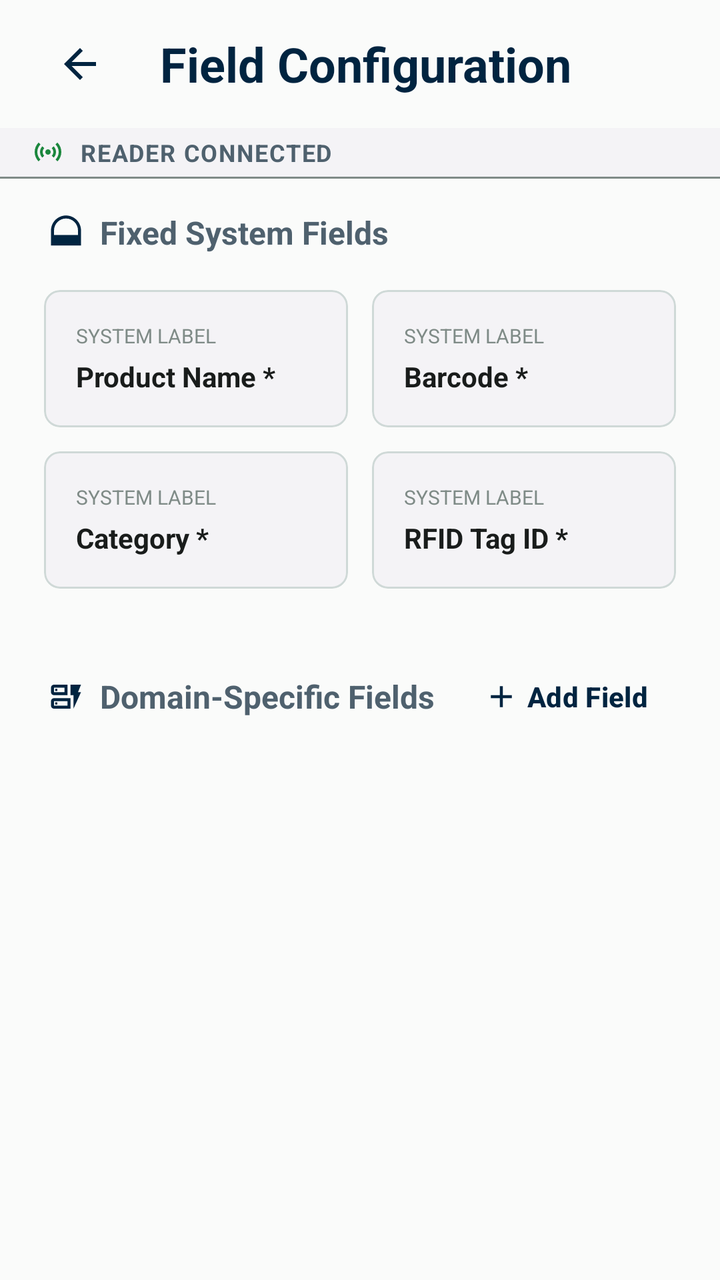
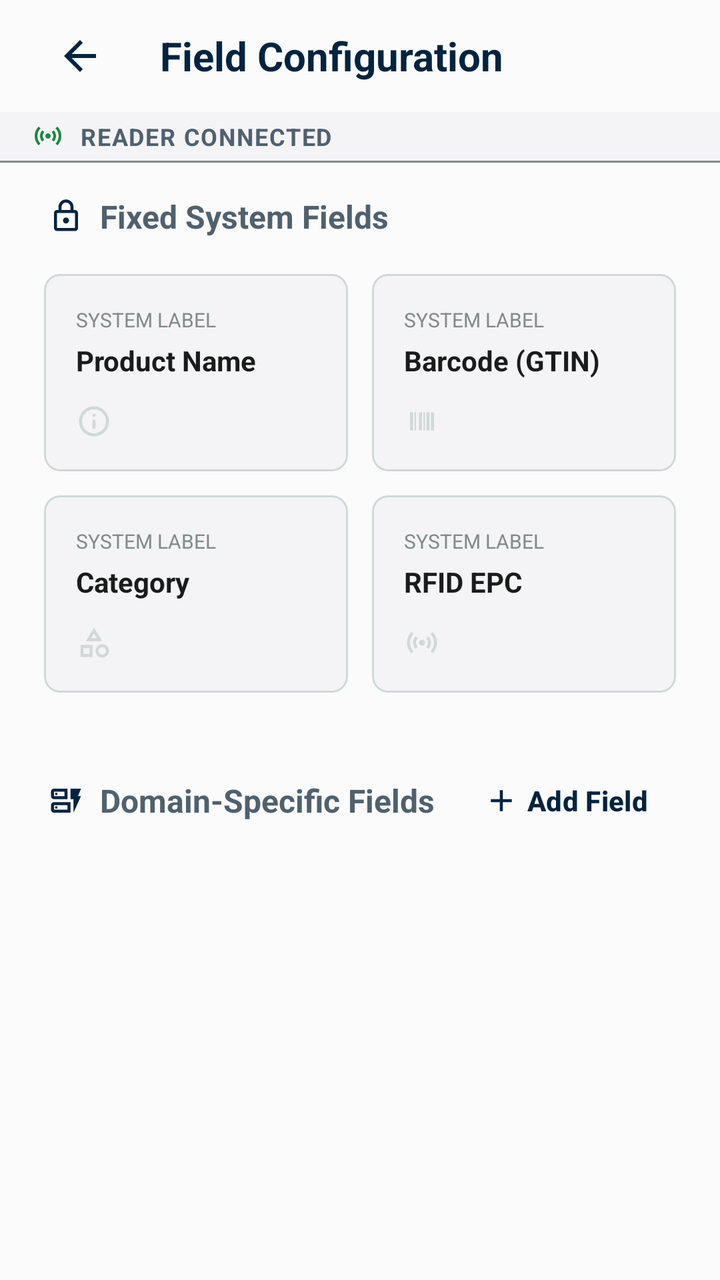

Compare the two renders of this Android layout. The source of the first and the diff that turns it into the second are given below.
<!-- AndroidManifest.xml: application theme Theme.StockBuddy -->
<!-- res/layout/fragment_field_config.xml -->
<?xml version="1.0" encoding="utf-8"?>
<LinearLayout xmlns:android="http://schemas.android.com/apk/res/android"
    xmlns:app="http://schemas.android.com/apk/res-auto"
    xmlns:tools="http://schemas.android.com/tools"
    android:layout_width="match_parent"
    android:layout_height="match_parent"
    android:orientation="vertical"
    android:background="@color/md_theme_background">

    
    <LinearLayout
        android:layout_width="match_parent"
        android:layout_height="64dp"
        android:orientation="horizontal"
        android:gravity="center_vertical"
        android:paddingStart="16dp"
        android:paddingEnd="16dp"
        android:background="@android:color/transparent">

        <ImageButton
            android:id="@+id/btnBack"
            android:layout_width="48dp"
            android:layout_height="48dp"
            android:src="@drawable/ic_arrow_back"
            android:contentDescription="@string/action_back"
            android:background="?attr/selectableItemBackgroundBorderless"
            android:scaleType="centerInside"
            android:tint="@color/md_theme_primary" />

        <TextView
            android:layout_width="0dp"
            android:layout_height="wrap_content"
            android:layout_weight="1"
            android:layout_marginStart="16dp"
            android:text="@string/field_config_title"
            android:textSize="24sp"
            android:textStyle="bold"
            android:textColor="@color/md_theme_primary"
            android:lineHeight="32sp" />

        <View
            android:layout_width="48dp"
            android:layout_height="48dp" />
    </LinearLayout>

    
    <LinearLayout
        android:layout_width="match_parent"
        android:layout_height="wrap_content"
        android:orientation="vertical"
        android:background="@color/surface_container_low">

        <LinearLayout
            android:layout_width="match_parent"
            android:layout_height="wrap_content"
            android:orientation="horizontal"
            android:gravity="center_vertical"
            android:paddingStart="16dp"
            android:paddingEnd="16dp"
            android:paddingTop="4dp"
            android:paddingBottom="4dp">

            <ImageView
                android:id="@+id/readerStatusIcon"
                android:layout_width="16dp"
                android:layout_height="16dp"
                android:src="@drawable/sensors_24px"
                android:tint="@color/status_available"
                android:contentDescription="@null" />

            <TextView
                android:id="@+id/tvReaderStatus"
                android:layout_width="0dp"
                android:layout_height="wrap_content"
                android:layout_weight="1"
                android:layout_marginStart="8dp"
                android:textSize="12sp"
                android:textStyle="bold"
                android:textAllCaps="true"
                android:textColor="@color/md_theme_onSurfaceVariant"
                android:letterSpacing="0.05"
                android:lineHeight="16sp"
                android:text="@string/reader_connected" />
        </LinearLayout>

        <View
            android:layout_width="match_parent"
            android:layout_height="1dp"
            android:background="@color/md_theme_outline" />
    </LinearLayout>

    
    <androidx.core.widget.NestedScrollView
        android:layout_width="match_parent"
        android:layout_height="0dp"
        android:layout_weight="1"
        android:fillViewport="true"
        android:scrollbars="none">

        <LinearLayout
            android:layout_width="match_parent"
            android:layout_height="wrap_content"
            android:orientation="vertical"
            android:paddingStart="16dp"
            android:paddingEnd="16dp"
            android:paddingTop="16dp"
            android:paddingBottom="24dp">

            
            <LinearLayout
                android:layout_width="match_parent"
                android:layout_height="wrap_content"
                android:orientation="vertical"
                android:layout_marginBottom="24dp">

                
                <LinearLayout
                    android:layout_width="match_parent"
                    android:layout_height="wrap_content"
                    android:orientation="horizontal"
                    android:gravity="center_vertical"
                    android:paddingStart="8dp"
                    android:paddingEnd="8dp"
                    android:layout_marginBottom="12dp">

                    <ImageView
                        android:layout_width="18dp"
                        android:layout_height="18dp"
                        android:layout_marginEnd="8dp"
                        android:src="@drawable/ic_lock"
                        android:tint="@color/md_theme_primary"
                        android:contentDescription="@null" />

                    <TextView
                        android:layout_width="0dp"
                        android:layout_height="wrap_content"
                        android:layout_weight="1"
                        android:text="@string/field_config_fixed_fields"
                        android:textSize="16sp"
                        android:textStyle="bold"
                        android:textColor="@color/md_theme_onSurfaceVariant" />
                </LinearLayout>

                
                <GridLayout
                    android:layout_width="match_parent"
                    android:layout_height="wrap_content"
                    android:columnCount="2"
                    android:rowCount="2"
                    android:columnOrderPreserved="false">

                    
                    <com.google.android.material.card.MaterialCardView
                        android:layout_width="0dp"
                        android:layout_height="wrap_content"
                        android:layout_row="0"
                        android:layout_column="0"
                        android:layout_rowWeight="1"
                        android:layout_columnWeight="1"
                        android:layout_margin="6dp"
                        app:cardCornerRadius="8dp"
                        app:cardElevation="0dp"
                        app:cardBackgroundColor="@color/surface_container_low"
                        app:strokeWidth="1dp"
                        app:strokeColor="@color/md_theme_outlineVariant">

                        <LinearLayout
                            android:layout_width="match_parent"
                            android:layout_height="wrap_content"
                            android:orientation="vertical"
                            android:padding="16dp">

                            <TextView
                                android:layout_width="wrap_content"
                                android:layout_height="wrap_content"
                                android:text="@string/field_config_system_label"
                                android:textSize="10sp"
                                android:textColor="@color/md_theme_outline"
                                android:textAllCaps="true"
                                android:layout_marginBottom="4dp" />

                            <TextView
                                android:layout_width="wrap_content"
                                android:layout_height="wrap_content"
                                android:text="@string/field_product_name"
                                android:textSize="14sp"
                                android:textStyle="bold"
                                android:textColor="@color/md_theme_onSurface" />
                        </LinearLayout>
                    </com.google.android.material.card.MaterialCardView>

                    
                    <com.google.android.material.card.MaterialCardView
                        android:layout_width="0dp"
                        android:layout_height="wrap_content"
                        android:layout_row="0"
                        android:layout_column="1"
                        android:layout_rowWeight="1"
                        android:layout_columnWeight="1"
                        android:layout_margin="6dp"
                        app:cardCornerRadius="8dp"
                        app:cardElevation="0dp"
                        app:cardBackgroundColor="@color/surface_container_low"
                        app:strokeWidth="1dp"
                        app:strokeColor="@color/md_theme_outlineVariant">

                        <LinearLayout
                            android:layout_width="match_parent"
                            android:layout_height="wrap_content"
                            android:orientation="vertical"
                            android:padding="16dp">

                            <TextView
                                android:layout_width="wrap_content"
                                android:layout_height="wrap_content"
                                android:text="@string/field_config_system_label"
                                android:textSize="10sp"
                                android:textColor="@color/md_theme_outline"
                                android:textAllCaps="true"
                                android:layout_marginBottom="4dp" />

                            <TextView
                                android:layout_width="wrap_content"
                                android:layout_height="wrap_content"
                                android:text="@string/field_barcode"
                                android:textSize="14sp"
                                android:textStyle="bold"
                                android:textColor="@color/md_theme_onSurface" />
                        </LinearLayout>
                    </com.google.android.material.card.MaterialCardView>

                    
                    <com.google.android.material.card.MaterialCardView
                        android:layout_width="0dp"
                        android:layout_height="wrap_content"
                        android:layout_row="1"
                        android:layout_column="0"
                        android:layout_rowWeight="1"
                        android:layout_columnWeight="1"
                        android:layout_margin="6dp"
                        app:cardCornerRadius="8dp"
                        app:cardElevation="0dp"
                        app:cardBackgroundColor="@color/surface_container_low"
                        app:strokeWidth="1dp"
                        app:strokeColor="@color/md_theme_outlineVariant">

                        <LinearLayout
                            android:layout_width="match_parent"
                            android:layout_height="wrap_content"
                            android:orientation="vertical"
                            android:padding="16dp">

                            <TextView
                                android:layout_width="wrap_content"
                                android:layout_height="wrap_content"
                                android:text="@string/field_config_system_label"
                                android:textSize="10sp"
                                android:textColor="@color/md_theme_outline"
                                android:textAllCaps="true"
                                android:layout_marginBottom="4dp" />

                            <TextView
                                android:layout_width="wrap_content"
                                android:layout_height="wrap_content"
                                android:text="@string/field_category"
                                android:textSize="14sp"
                                android:textStyle="bold"
                                android:textColor="@color/md_theme_onSurface" />
                        </LinearLayout>
                    </com.google.android.material.card.MaterialCardView>

                    
                    <com.google.android.material.card.MaterialCardView
                        android:layout_width="0dp"
                        android:layout_height="wrap_content"
                        android:layout_row="1"
                        android:layout_column="1"
                        android:layout_rowWeight="1"
                        android:layout_columnWeight="1"
                        android:layout_margin="6dp"
                        app:cardCornerRadius="8dp"
                        app:cardElevation="0dp"
                        app:cardBackgroundColor="@color/surface_container_low"
                        app:strokeWidth="1dp"
                        app:strokeColor="@color/md_theme_outlineVariant">

                        <LinearLayout
                            android:layout_width="match_parent"
                            android:layout_height="wrap_content"
                            android:orientation="vertical"
                            android:padding="16dp">

                            <TextView
                                android:layout_width="wrap_content"
                                android:layout_height="wrap_content"
                                android:text="@string/field_config_system_label"
                                android:textSize="10sp"
                                android:textColor="@color/md_theme_outline"
                                android:textAllCaps="true"
                                android:layout_marginBottom="4dp" />

                            <TextView
                                android:layout_width="wrap_content"
                                android:layout_height="wrap_content"
                                android:text="@string/field_rfid"
                                android:textSize="14sp"
                                android:textStyle="bold"
                                android:textColor="@color/md_theme_onSurface" />
                        </LinearLayout>
                    </com.google.android.material.card.MaterialCardView>
                </GridLayout>
            </LinearLayout>

            
            <LinearLayout
                android:layout_width="match_parent"
                android:layout_height="wrap_content"
                android:orientation="vertical">

                
                <LinearLayout
                    android:layout_width="match_parent"
                    android:layout_height="wrap_content"
                    android:orientation="horizontal"
                    android:gravity="center_vertical"
                    android:paddingStart="8dp"
                    android:paddingEnd="8dp"
                    android:layout_marginBottom="12dp">

                    <ImageView
                        android:layout_width="18dp"
                        android:layout_height="18dp"
                        android:layout_marginEnd="8dp"
                        android:src="@drawable/dynamic_form_24px"
                        android:tint="@color/md_theme_primary"
                        android:contentDescription="@null" />

                    <TextView
                        android:layout_width="0dp"
                        android:layout_height="wrap_content"
                        android:layout_weight="1"
                        android:text="@string/field_config_domain_fields"
                        android:textSize="16sp"
                        android:textStyle="bold"
                        android:textColor="@color/md_theme_onSurfaceVariant" />

                    <com.google.android.material.button.MaterialButton
                        android:id="@+id/btnAddField"
                        style="@style/Widget.Material3.Button.TextButton"
                        android:layout_width="wrap_content"
                        android:layout_height="wrap_content"
                        android:text="@string/action_add"
                        android:textColor="@color/md_theme_primary"
                        app:icon="@drawable/ic_add"
                        app:iconGravity="textStart" />
                </LinearLayout>

                
                <androidx.recyclerview.widget.RecyclerView
                    android:id="@+id/recyclerFields"
                    android:layout_width="match_parent"
                    android:layout_height="wrap_content"
                    android:nestedScrollingEnabled="false" />
            </LinearLayout>
        </LinearLayout>
    </androidx.core.widget.NestedScrollView>

</LinearLayout>
<!-- resources referenced by this layout -->
<resources>
  <!-- drawable ic_lock (drawable) -->
  <?xml version="1.0" encoding="utf-8"?>
  <vector xmlns:android="http://schemas.android.com/apk/res/android"
      android:width="24dp"
      android:height="24dp"
      android:viewportWidth="24"
      android:viewportHeight="24">
      <path
          android:fillColor="@android:color/white"
          android:pathData="M12,1C6.48,1 2,5.48 2,11v10h20V11c0,-5.52 -4.48,-10 -10,-10zm0,2c4.42,0 8,3.58 8,8v3H4v-3c0,-4.42 3.58,-8 8,-8z"/>
  </vector>
  <string name="field_barcode">Barcode *</string>
  <string name="field_category">Category *</string>
  <string name="field_product_name">Product Name *</string>
  <string name="field_rfid">RFID Tag ID *</string>
  <!-- unchanged entries left out for length: 57 -->
</resources>

<!-- the commit's change to res/layout/fragment_field_config.xml (unified diff, before → after) -->
@@ -10,7 +10,7 @@
     
     <LinearLayout
         android:layout_width="match_parent"
-        android:layout_height="64dp"
+        android:layout_height="56dp"
         android:orientation="horizontal"
         android:gravity="center_vertical"
         android:paddingStart="16dp"
@@ -33,10 +33,10 @@
             android:layout_weight="1"
             android:layout_marginStart="16dp"
             android:text="@string/field_config_title"
-            android:textSize="24sp"
+            android:textSize="20sp"
             android:textStyle="bold"
             android:textColor="@color/md_theme_primary"
-            android:lineHeight="32sp" />
+            android:lineHeight="28sp" />
 
         <View
             android:layout_width="48dp"
@@ -127,7 +127,7 @@
                         android:layout_width="18dp"
                         android:layout_height="18dp"
                         android:layout_marginEnd="8dp"
-                        android:src="@drawable/ic_lock"
+                        android:src="@drawable/lock_24px"
                         android:tint="@color/md_theme_primary"
                         android:contentDescription="@null" />
 
@@ -182,10 +182,18 @@
                             <TextView
                                 android:layout_width="wrap_content"
                                 android:layout_height="wrap_content"
-                                android:text="@string/field_product_name"
+                                android:text="@string/field_config_sys_product_name"
                                 android:textSize="14sp"
                                 android:textStyle="bold"
                                 android:textColor="@color/md_theme_onSurface" />
+
+                            <ImageView
+                                android:layout_width="18dp"
+                                android:layout_height="18dp"
+                                android:layout_marginTop="12dp"
+                                android:src="@drawable/info_24px"
+                                android:tint="@color/md_theme_outlineVariant"
+                                android:contentDescription="@null" />
                         </LinearLayout>
                     </com.google.android.material.card.MaterialCardView>
 
@@ -222,10 +230,18 @@
                             <TextView
                                 android:layout_width="wrap_content"
                                 android:layout_height="wrap_content"
-                                android:text="@string/field_barcode"
+                                android:text="@string/field_config_sys_barcode"
                                 android:textSize="14sp"
                                 android:textStyle="bold"
                                 android:textColor="@color/md_theme_onSurface" />
+
+                            <ImageView
+                                android:layout_width="18dp"
+                                android:layout_height="18dp"
+                                android:layout_marginTop="12dp"
+                                android:src="@drawable/ic_barcode"
+                                android:tint="@color/md_theme_outlineVariant"
+                                android:contentDescription="@null" />
                         </LinearLayout>
                     </com.google.android.material.card.MaterialCardView>
 
@@ -262,10 +278,18 @@
                             <TextView
                                 android:layout_width="wrap_content"
                                 android:layout_height="wrap_content"
-                                android:text="@string/field_category"
+                                android:text="@string/field_config_sys_category"
                                 android:textSize="14sp"
                                 android:textStyle="bold"
                                 android:textColor="@color/md_theme_onSurface" />
+
+                            <ImageView
+                                android:layout_width="18dp"
+                                android:layout_height="18dp"
+                                android:layout_marginTop="12dp"
+                                android:src="@drawable/category_24px"
+                                android:tint="@color/md_theme_outlineVariant"
+                                android:contentDescription="@null" />
                         </LinearLayout>
                     </com.google.android.material.card.MaterialCardView>
 
@@ -302,10 +326,18 @@
                             <TextView
                                 android:layout_width="wrap_content"
                                 android:layout_height="wrap_content"
-                                android:text="@string/field_rfid"
+                                android:text="@string/field_config_sys_rfid"
                                 android:textSize="14sp"
                                 android:textStyle="bold"
                                 android:textColor="@color/md_theme_onSurface" />
+
+                            <ImageView
+                                android:layout_width="18dp"
+                                android:layout_height="18dp"
+                                android:layout_marginTop="12dp"
+                                android:src="@drawable/sensors_24px"
+                                android:tint="@color/md_theme_outlineVariant"
+                                android:contentDescription="@null" />
                         </LinearLayout>
                     </com.google.android.material.card.MaterialCardView>
                 </GridLayout>
<!-- resource entries referenced after the edit -->
@@ -1,20 +1,48 @@
 <!-- resources referenced by this layout -->
 <resources>
-  <!-- drawable ic_lock (drawable) -->
-  <?xml version="1.0" encoding="utf-8"?>
+  <!-- drawable category_24px (drawable) -->
   <vector xmlns:android="http://schemas.android.com/apk/res/android"
       android:width="24dp"
       android:height="24dp"
-      android:viewportWidth="24"
-      android:viewportHeight="24">
-      <path
-          android:fillColor="@android:color/white"
-          android:pathData="M12,1C6.48,1 2,5.48 2,11v10h20V11c0,-5.52 -4.48,-10 -10,-10zm0,2c4.42,0 8,3.58 8,8v3H4v-3c0,-4.42 3.58,-8 8,-8z"/>
+      android:viewportWidth="960"
+      android:viewportHeight="960"
+      android:tint="?attr/colorControlNormal">
+    <path
+        android:fillColor="@android:color/white"
+        android:pathData="M260,440L480,80L700,440L260,440ZM700,880Q625,880 572.5,827.5Q520,775 520,700Q520,625 572.5,572.5Q625,520 700,520Q775,520 827.5,572.5Q880,625 880,700Q880,775 827.5,827.5Q775,880 700,880ZM120,860L120,540L440,540L440,860L120,860ZM700,800Q742,800 771,771Q800,742 800,700Q800,658 771,629Q742,600 700,600Q658,600 629,629Q600,658 600,700Q600,742 629,771Q658,800 700,800ZM200,780L360,780L360,620L200,620L200,780ZM402,360L558,360L480,234L402,360ZM480,360L480,360L480,360ZM360,620L360,620L360,620L360,620ZM700,700Q700,700 700,700Q700,700 700,700Q700,700 700,700Q700,700 700,700Q700,700 700,700Q700,700 700,700Q700,700 700,700Q700,700 700,700Z"/>
   </vector>
-  <string name="field_barcode">Barcode *</string>
-  <string name="field_category">Category *</string>
-  <string name="field_product_name">Product Name *</string>
-  <string name="field_rfid">RFID Tag ID *</string>
+  <!-- drawable ic_barcode (drawable) -->
+  <vector xmlns:android="http://schemas.android.com/apk/res/android"
+      android:width="24dp" android:height="24dp" android:viewportWidth="24" android:viewportHeight="24">
+      <path android:fillColor="#1A1C1E"
+          android:pathData="M4,6h2v12L4,18L4,6zM7,6h1v12L7,18L7,6zM10,6h2v12h-2L10,6zM13,6h1v12h-1L13,6zM15,6h2v12h-2L15,6zM18,6h2v12h-2L18,6z"/>
+  </vector>
+  <!-- drawable info_24px (drawable) -->
+  <vector xmlns:android="http://schemas.android.com/apk/res/android"
+      android:width="24dp"
+      android:height="24dp"
+      android:viewportWidth="960"
+      android:viewportHeight="960"
+      android:tint="?attr/colorControlNormal">
+    <path
+        android:fillColor="@android:color/white"
+        android:pathData="M440,680L520,680L520,440L440,440L440,680ZM508.5,348.5Q520,337 520,320Q520,303 508.5,291.5Q497,280 480,280Q463,280 451.5,291.5Q440,303 440,320Q440,337 451.5,348.5Q463,360 480,360Q497,360 508.5,348.5ZM480,880Q397,880 324,848.5Q251,817 197,763Q143,709 111.5,636Q80,563 80,480Q80,397 111.5,324Q143,251 197,197Q251,143 324,111.5Q397,80 480,80Q563,80 636,111.5Q709,143 763,197Q817,251 848.5,324Q880,397 880,480Q880,563 848.5,636Q817,709 763,763Q709,817 636,848.5Q563,880 480,880ZM480,800Q614,800 707,707Q800,614 800,480Q800,346 707,253Q614,160 480,160Q346,160 253,253Q160,346 160,480Q160,614 253,707Q346,800 480,800ZM480,480Q480,480 480,480Q480,480 480,480Q480,480 480,480Q480,480 480,480Q480,480 480,480Q480,480 480,480Q480,480 480,480Q480,480 480,480Z"/>
+  </vector>
+  <!-- drawable lock_24px (drawable) -->
+  <vector xmlns:android="http://schemas.android.com/apk/res/android"
+      android:width="24dp"
+      android:height="24dp"
+      android:viewportWidth="960"
+      android:viewportHeight="960"
+      android:tint="?attr/colorControlNormal">
+    <path
+        android:fillColor="@android:color/white"
+        android:pathData="M240,880Q207,880 183.5,856.5Q160,833 160,800L160,400Q160,367 183.5,343.5Q207,320 240,320L280,320L280,240Q280,157 338.5,98.5Q397,40 480,40Q563,40 621.5,98.5Q680,157 680,240L680,320L720,320Q753,320 776.5,343.5Q800,367 800,400L800,800Q800,833 776.5,856.5Q753,880 720,880L240,880ZM240,800L720,800Q720,800 720,800Q720,800 720,800L720,400Q720,400 720,400Q720,400 720,400L240,400Q240,400 240,400Q240,400 240,400L240,800Q240,800 240,800Q240,800 240,800ZM536.5,656.5Q560,633 560,600Q560,567 536.5,543.5Q513,520 480,520Q447,520 423.5,543.5Q400,567 400,600Q400,633 423.5,656.5Q447,680 480,680Q513,680 536.5,656.5ZM360,320L600,320L600,240Q600,190 565,155Q530,120 480,120Q430,120 395,155Q360,190 360,240L360,320ZM240,800Q240,800 240,800Q240,800 240,800L240,400Q240,400 240,400Q240,400 240,400L240,400Q240,400 240,400Q240,400 240,400L240,800Q240,800 240,800Q240,800 240,800Z"/>
+  </vector>
+  <string name="field_config_sys_barcode">Barcode (GTIN)</string>
+  <string name="field_config_sys_category">Category</string>
+  <string name="field_config_sys_product_name">Product Name</string>
+  <string name="field_config_sys_rfid">RFID EPC</string>
   <!-- unchanged entries left out for length: 57 -->
 </resources>
 
